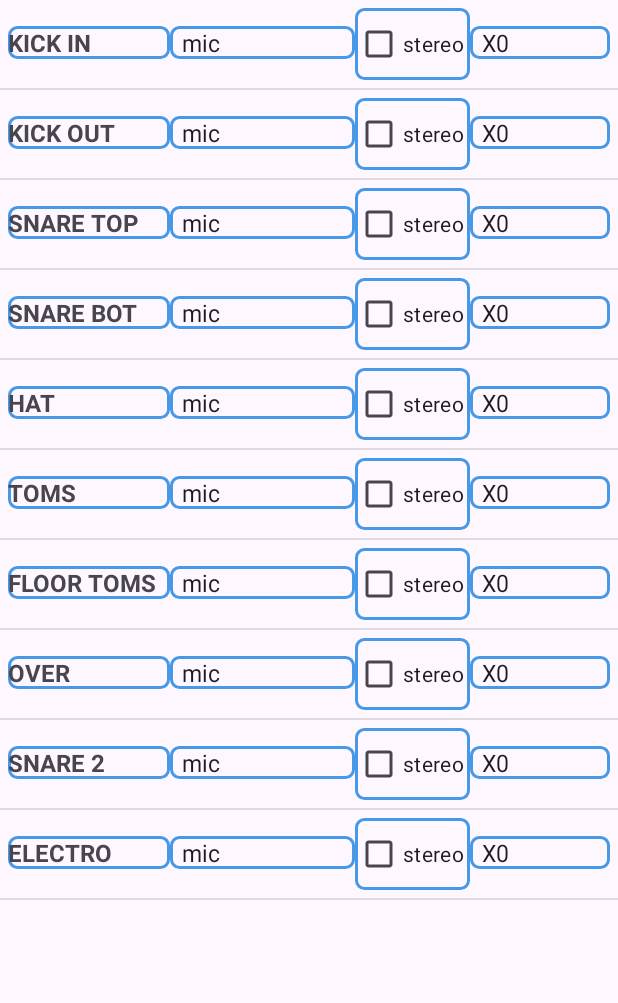
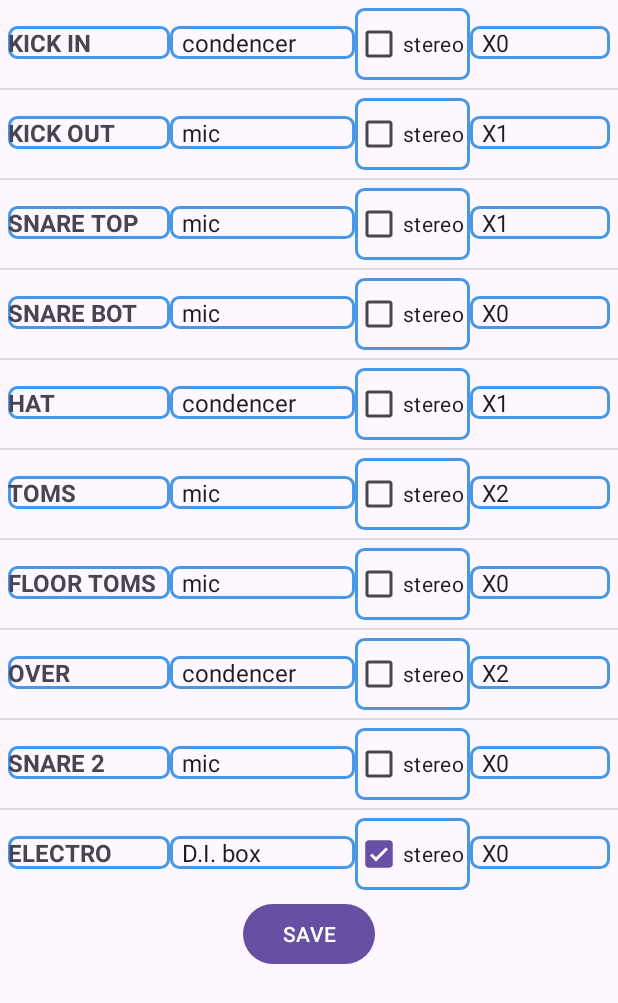
Before and after one commit to klimuz/in_out_list, an Android app: the screen it shows after launch (DrumsActivity), after a tap on "PERCUSSION", on a phone screen of 412 x 824 dp. Shown: the top 1003 px of the screen. Run offline under Robolectric (Android 15) with nearby library versions, the phone set to English and light mode, and no system bars.

Commit message:
finish drums activity

```diff
--- a/app/src/main/java/uz/klimuz/in_outlist/MainActivity.kt
+++ b/app/src/main/java/uz/klimuz/in_outlist/MainActivity.kt
@@ -7,11 +7,17 @@ import android.widget.AdapterView
 import android.widget.ArrayAdapter
 import android.widget.ListView
 import uz.klimuz.in_outlist.groups.DrumsActivity
+import uz.klimuz.in_outlist.utils.Instrument
 
 class MainActivity : AppCompatActivity() {
     val band_groups_list = arrayOf("DRUMKIT", "PERCUSSION", "GUITARS", "SYNTHS", "NATIONAL",
         "VOCALS", "STRINGS", "WOODWINDS", "BRASS", "PLAYBACK")
     var adapter: ArrayAdapter<String>? = null
+
+    companion object{
+        var drumsActivityLaunchCounter: Int = 0
+        val drumsSelected: ArrayList<Instrument> = ArrayList()
+    }
 
     override fun onCreate(savedInstanceState: Bundle?) {
         super.onCreate(savedInstanceState)
@@ -23,6 +29,7 @@ class MainActivity : AppCompatActivity() {
         listView.adapter = adapter
 
         listView.onItemClickListener = AdapterView.OnItemClickListener{_, _, position, _ ->
+            drumsActivityLaunchCounter ++
             val intent = Intent(this, DrumsActivity::class.java)
             startActivity(intent)
         }
--- a/app/src/main/java/uz/klimuz/in_outlist/groups/DrumsActivity.kt
+++ b/app/src/main/java/uz/klimuz/in_outlist/groups/DrumsActivity.kt
@@ -1,18 +1,19 @@
 package uz.klimuz.in_outlist.groups
 
+import android.content.Intent
 import android.os.Bundle
-import android.widget.ArrayAdapter
+import android.widget.Button
 import android.widget.ListView
-import android.widget.Spinner
 import androidx.appcompat.app.AppCompatActivity
+import uz.klimuz.in_outlist.MainActivity
 import uz.klimuz.in_outlist.R
 import uz.klimuz.in_outlist.utils.Instrument
 import uz.klimuz.in_outlist.utils.InstrumentAdapter
-import uz.klimuz.in_outlist.utils.PickupSpinnerAdapter
 
 class DrumsActivity: AppCompatActivity() {
-    var drumsList: ArrayList<Instrument> = ArrayList()
-    val selectedDrumsList: ArrayList<Instrument> = ArrayList()
+    val drumsList: ArrayList<Instrument> = ArrayList()
+    var currentDrumsList: ArrayList<Instrument> = ArrayList()
+
 
     lateinit var drums_list_view: ListView
 
@@ -20,37 +21,50 @@ class DrumsActivity: AppCompatActivity() {
         super.onCreate(savedInstanceState)
         setContentView(R.layout.activity_drums)
 
-//        pickupSpinner = findViewById(R.id.pickupSpinner)
-
         initInstruments()
         initListView()
- //       colorise()
+
+        if (MainActivity.drumsActivityLaunchCounter == 1){
+            currentDrumsList.clear()
+            currentDrumsList.addAll(drumsList)
+        }else {
+            if (MainActivity.drumsSelected.isEmpty()) {
+                currentDrumsList.clear()
+                currentDrumsList.addAll(drumsList)
+            } else {
+                currentDrumsList.clear()
+                currentDrumsList.addAll(MainActivity.drumsSelected)
+            }
+        }
+        findViewById<Button>(R.id.saveButton).setOnClickListener{
+            MainActivity.drumsSelected.clear()
+            MainActivity.drumsSelected.addAll(currentDrumsList)
+
+            val intent = Intent(this, MainActivity::class.java)
+            startActivity(intent)
+        }
     }
-
-//    private fun colorise() {
-//        TODO("Not yet implemented")
-//    }
 
     private fun initListView() {
         drums_list_view = findViewById(R.id.drums_list_view)
  //      val pickupSpinner :Spinner = findViewById(R.id.pickupSpinner)
 
-        val adapter = InstrumentAdapter(this, R.layout.instrument_item, drumsList)
+        val adapter = InstrumentAdapter(this, R.layout.instrument_item, currentDrumsList)
         drums_list_view.adapter = adapter
  //       pickupSpinner.adapter = pickupSpinnerAdapter
     }
 
     private fun initInstruments() {
-        drumsList.add(Instrument("KICK IN",1, pickup = "condencer"))
+        drumsList.add(Instrument("KICK IN",1, 0, pickup = "condencer"))
         drumsList.add(Instrument("KICK OUT",1, 1))
         drumsList.add(Instrument("SNARE TOP",1, 1))
-        drumsList.add(Instrument("SNARE BOT",1))
+        drumsList.add(Instrument("SNARE BOT",1, 0))
         drumsList.add(Instrument("HAT",1, 1, pickup = "condencer"))
         drumsList.add(Instrument("TOMS",5, 2))
-        drumsList.add(Instrument("FLOOR TOMS",5,))
+        drumsList.add(Instrument("FLOOR TOMS",5,0))
         drumsList.add(Instrument("OVER",2, 2,pickup = "condencer"))
-        drumsList.add(Instrument("SNARE 2",2))
-        drumsList.add(Instrument("ELECTRO",4, pickup = "D.I. box"))
+        drumsList.add(Instrument("SNARE 2",2, 0))
+        drumsList.add(Instrument("ELECTRO",4, 0,true, pickup = "D.I. box"))
 
 
 
--- a/app/src/main/java/uz/klimuz/in_outlist/utils/Instrument.kt
+++ b/app/src/main/java/uz/klimuz/in_outlist/utils/Instrument.kt
@@ -10,8 +10,6 @@ import android.widget.Spinner
 import androidx.appcompat.app.AppCompatActivity
 import uz.klimuz.in_outlist.R
 
-data class Instrument (
-    var name: String, var possibleQuantity: Int, var selectedQuantity: Int = 0,
-    var stereo: Boolean = false, var  pickup: String = "mic"){
-
-}
+class Instrument (
+    var name: String, var possibleQuantity: Int, var selectedQuantity: Int,
+    var stereo: Boolean = false, var  pickup: String = "mic")
--- a/app/src/main/java/uz/klimuz/in_outlist/utils/InstrumentAdapter.kt
+++ b/app/src/main/java/uz/klimuz/in_outlist/utils/InstrumentAdapter.kt
@@ -10,52 +10,78 @@ import android.widget.CheckBox
 import android.widget.Spinner
 import android.widget.TextView
 import android.widget.Toast
+import uz.klimuz.in_outlist.MainActivity
 import uz.klimuz.in_outlist.R
 
 class InstrumentAdapter(context: Context, private val layout: Int, private val instrumentList: ArrayList<Instrument>)
     : ArrayAdapter<Instrument?>(context, layout, instrumentList as List<Instrument?>){
+
         private val inflater = LayoutInflater.from(context)
-//    val pickupItemList: ArrayList<String> = ArrayList()
-val pickupItemList = arrayOf("mic", "condencer", "D.I. box")
-val quantityItemList = arrayOf( "X0", "X1", "X2", "X3", "X4", "X5", "X6", "X7", "X8", "X9", "X10")
 
-    override fun getView(position: Int, convertView: View?, parent: ViewGroup): View {
+    val pickupItemList = arrayOf( "mic", "condencer", "D.I. box")
+    val quantityItemList = arrayOf( "X0", "X1", "X2", "X3", "X4", "X5", "X6", "X7", "X8", "X9", "X10")
+
+
+        override fun getView(position: Int, convertView: View?, parent: ViewGroup): View {
         val view = inflater.inflate(layout, parent, false)
         val  viewHolder = ViewHolder(view)
 
         val instrument = instrumentList[position]
 
+
         viewHolder.nameTextView.text = instrument.name
-
-
-
-
+//adapters for spinners
         val pickupSpinnerAdapter = ArrayAdapter(context, android.R.layout.simple_spinner_item, pickupItemList)
         val quantitySpinnerAdapter = ArrayAdapter(context, android.R.layout.simple_spinner_item, quantityItemList)
-        pickupSpinnerAdapter.setDropDownViewResource(android.R.layout.simple_spinner_dropdown_item)
-//        pickupItemList.add("mic")
-//        pickupItemList.add("condencer")
-//        pickupItemList.add("D.I. box")
-
-        viewHolder.pickupSpinner.adapter = pickupSpinnerAdapter
-        viewHolder.quantitySpinner.adapter = quantitySpinnerAdapter
-        viewHolder.quantitySpinner.onItemSelectedListener = object: AdapterView.OnItemSelectedListener{
+            viewHolder.pickupSpinner.adapter = pickupSpinnerAdapter
+            viewHolder.quantitySpinner.adapter = quantitySpinnerAdapter
+//quantity spinner operator
+            viewHolder.quantitySpinner.setSelection(instrument.selectedQuantity)
+            viewHolder.quantitySpinner.onItemSelectedListener = object: AdapterView.OnItemSelectedListener{
             override fun onItemSelected(
                 parent: AdapterView<*>?,
                 view: View?,
                 position: Int,
                 id: Long
             ) {
-                val quantity = quantityItemList[position]
-                Toast.makeText(context, quantity, Toast.LENGTH_LONG).show()
+                instrument.selectedQuantity = position
+
             }
-
             override fun onNothingSelected(parent: AdapterView<*>?) {
-                TODO("Not yet implemented")
+                Toast.makeText(context, position.toString(), Toast.LENGTH_SHORT).show()
             }
 
         }
+//checkbox operator
+            viewHolder.stereoCheckBox.setChecked(instrument.stereo)
+            viewHolder.stereoCheckBox.setOnCheckedChangeListener{ _, isChecked ->
+                instrument.stereo = isChecked
+            }
+//pickup spinner operator
+            when (instrument.pickup){
+                "condencer" -> viewHolder.pickupSpinner.setSelection(1)
+                "D.I. box" -> viewHolder.pickupSpinner.setSelection(2)
+                else -> viewHolder.pickupSpinner.setSelection(0)
+            }
+            viewHolder.pickupSpinner.onItemSelectedListener = object: AdapterView.OnItemSelectedListener {
+                override fun onItemSelected(
+                    parent: AdapterView<*>?,
+                    view: View?,
+                    position: Int,
+                    id: Long
+                ) {
+                    when(position){
+                        1 -> instrument.pickup = "condencer"
+                        2 -> instrument.pickup = "D.I. box"
+                        else -> instrument.pickup = "mic"
 
+                    }
+
+                }
+                override fun onNothingSelected(parent: AdapterView<*>?) {
+
+                }
+            }
 
         return view
     }
@@ -64,11 +90,8 @@ val quantityItemList = arrayOf( "X0", "X1", "X2", "X3", "X4", "X5", "X6", "X7",
         val pickupSpinner: Spinner = view.findViewById(R.id.pickupSpinner)
         val stereoCheckBox: CheckBox = view.findViewById(R.id.stereoCheckBox)
         val quantitySpinner: Spinner = view.findViewById(R.id.quantitySpinner)
-    }
 
-    fun initSpinners(){
 
     }
 
-
 }
--- a/app/src/main/res/layout/activity_drums.xml
+++ b/app/src/main/res/layout/activity_drums.xml
@@ -8,7 +8,14 @@
     <ListView
         android:id="@+id/drums_list_view"
         android:layout_width="match_parent"
-        android:layout_height="match_parent"/>
+        android:layout_height="wrap_content"/>
+    <Button
+        android:id="@+id/saveButton"
+        android:layout_width="wrap_content"
+        android:layout_height="wrap_content"
+        android:layout_gravity="center_horizontal"
+        android:text="SAVE"/>
+
 
 
 </LinearLayout>
```
Also changed, not shown: app/src/main/java/uz/klimuz/in_outlist/utils/PickupSpinnerAdapter.kt (deleted, +0 -34 lines), app/src/main/res/values/arrays.xml (added, +21 -0 lines).
